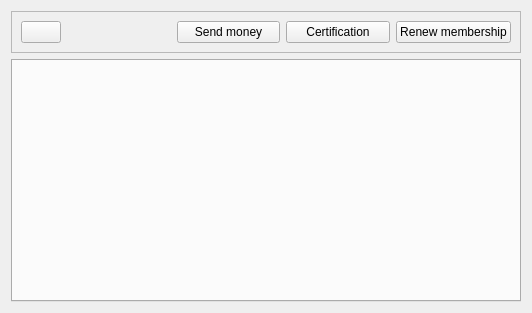
The window that res/ui/community_view.ui (duniter/sakia) describes before a commit, drawn with Qt 5.
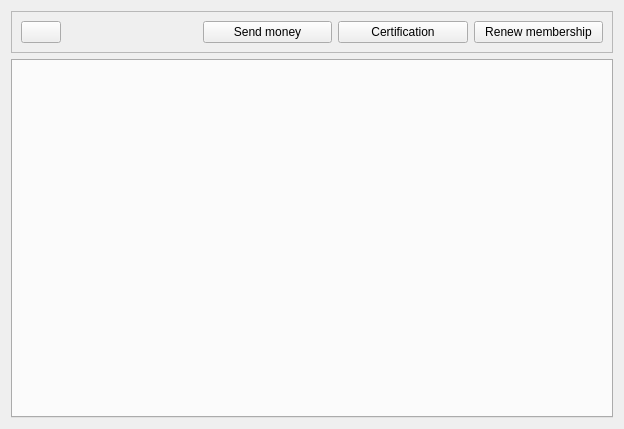
The same window after the commit. Icons and pictures are not drawn.

What changed in the file:
```diff
--- a/res/ui/community_view.ui
+++ b/res/ui/community_view.ui
@@ -6,8 +6,8 @@
    <rect>
     <x>0</x>
     <y>0</y>
-    <width>532</width>
-    <height>313</height>
+    <width>624</width>
+    <height>429</height>
    </rect>
   </property>
   <property name="windowTitle">
```
